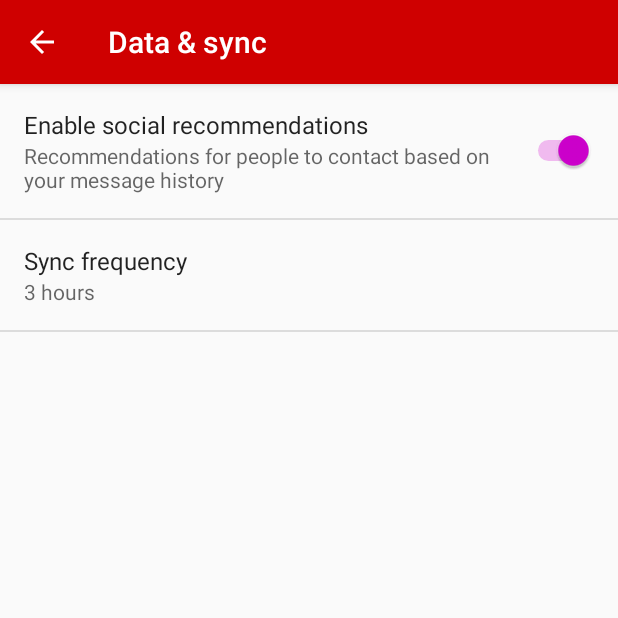
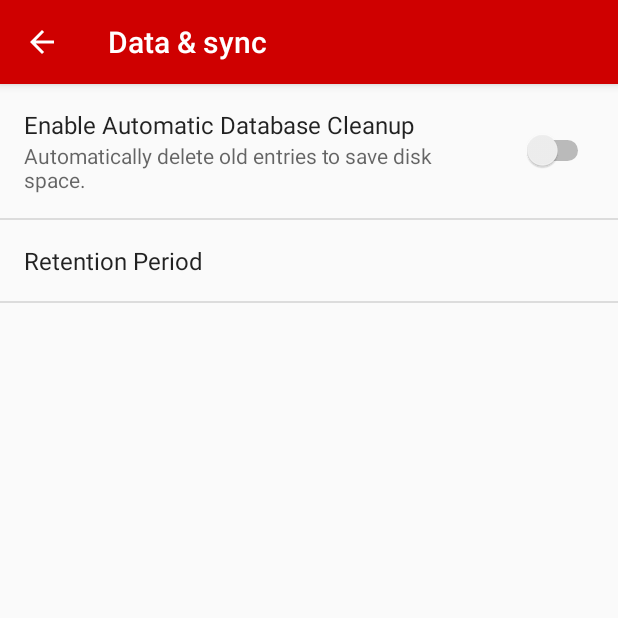
Before and after one commit to keoyauthin/Calculendar, an Android app: the CalculendarSettings screen opened directly, with no data from a screen before it, after a tap on "Data & sync", on a phone screen of 412 x 824 dp, the top half of it. Run offline under Robolectric (Android 15) with nearby library versions, the phone set to English and light mode, and no system bars.

```diff
--- a/app/build.gradle
+++ b/app/build.gradle
@@ -7,8 +7,8 @@ android {
         applicationId "com.kennethfechter.datepicker"
         minSdkVersion 19
         targetSdkVersion 25
-        versionCode 36
-        versionName "3.0"
+        versionCode 37
+        versionName "3.0 RC 1"
         vectorDrawables.useSupportLibrary = true
     }
     buildTypes {
@@ -28,7 +28,6 @@ dependencies {
     compile 'com.android.support:design:25.0.1'
     compile 'com.android.support:cardview-v7:25.0.1'
     compile 'com.android.support:recyclerview-v7:25.0.1'
-    compile 'com.android.support.constraint:constraint-layout:1.0.0-beta1'
     compile 'com.android.support:support-v4:25.0.1'
     compile 'com.android.support:support-vector-drawable:25.0.1'
 }
--- a/app/src/main/java/com/kennethfechter/datepicker/CalculendarMain.java
+++ b/app/src/main/java/com/kennethfechter/datepicker/CalculendarMain.java
@@ -16,6 +16,7 @@ import android.view.MotionEvent;
 import android.view.View;
 import android.view.GestureDetector.SimpleOnGestureListener;
 
+import com.kennethfechter.datepicker.activities.CalculendarInfo;
 import com.kennethfechter.datepicker.activities.CalculendarSettings;
 import com.kennethfechter.datepicker.adapters.CalculationListAdapter;
 import com.kennethfechter.datepicker.utilities.ApplicationUtilities;
@@ -101,8 +102,8 @@ public class CalculendarMain extends AppCompatActivity implements RecyclerView.O
             startActivity(intent);
             return true;
         } else if (id == R.id.action_about) {
-            //Intent intent = new Intent(this, CalculendarAbout.class);
-            //startActivity(intent);
+            Intent intent = new Intent(this, CalculendarInfo.class);
+            startActivity(intent);
             return true;
         }
 
--- a/app/src/main/java/com/kennethfechter/datepicker/utilities/ApplicationUtilities.java
+++ b/app/src/main/java/com/kennethfechter/datepicker/utilities/ApplicationUtilities.java
@@ -39,11 +39,11 @@ public class ApplicationUtilities {
     }
 
     public long getRetentionPeriod(){
-        return appPreferences.getLong("retention_period", (long) 30);
+        return Long.parseLong(appPreferences.getString("retention_period", "30"));
     }
 
     public boolean getAppArchiveSetting(){
-        return appPreferences.getBoolean("auto_archive_items", false);
+        return appPreferences.getBoolean("auto_delete_items", false);
     }
 
     public void CreateCalculation(){
--- a/app/src/main/res/values/strings.xml
+++ b/app/src/main/res/values/strings.xml
@@ -24,39 +24,48 @@
     <string name="validation_error_start_date_must_occur_before_end_date">Validation Error: start date must occur before end date</string>
     <string name="delete">Delete</string>
     <string name="title_activity_calculendar_settings">Settings</string>
+    <string name="title_activity_calculendar_info">About</string>
 
     <!-- Strings related to Settings -->
 
     <!-- Example General settings -->
 
-    <string name="pref_title_social_recommendations">Enable social recommendations</string>
-    <string name="pref_description_social_recommendations">Recommendations for people to contact
-        based on your message history
+    <string name="pref_title_social_recommendations">Enable Automatic Database Cleanup</string>
+    <string name="pref_description_automatic_delete">Automatically delete old entries to save disk space.
     </string>
 
     <!-- Example settings for Data & Sync -->
     <string name="pref_header_data_sync">Data &amp; sync</string>
 
-    <string name="pref_title_sync_frequency">Sync frequency</string>
-    <string-array name="pref_sync_frequency_titles">
-        <item>15 minutes</item>
-        <item>30 minutes</item>
-        <item>1 hour</item>
-        <item>3 hours</item>
-        <item>6 hours</item>
-        <item>Never</item>
+    <string name="pref_title_retention_period">Retention Period</string>
+    <string-array name="pref_sync_retention_titles">
+        <item>15 Days</item>
+        <item>30 Days</item>
+        <item>60 Days</item>
+        <item>90 Days</item>
+        <item>120 Days</item>
+        <item>150 Days</item>
     </string-array>
-    <string-array name="pref_sync_frequency_values">
+    <string-array name="pref_sync_retention_values">
         <item>15</item>
         <item>30</item>
         <item>60</item>
-        <item>180</item>
-        <item>360</item>
-        <item>-1</item>
+        <item>90</item>
+        <item>120</item>
+        <item>150</item>
+    </string-array>
+
+    <string-array name="developer_names">
+        <item>Kenneth Fechter</item>
+        <item>Graham Klein</item>
+        <item>Tobyn Collinsworth</item>
     </string-array>
 
     <!-- Example settings for Notifications -->
 
-    <string name="pref_ringtone_silent">Silent</string>
+    <string name="fallback_version_name">3.0 RC 1</string>
+    <string name="calculendar_info_title">Calculendar %1$s</string>
 
+    <string name="credit_text">This application would not be possible without the help of the following developers:</string>
+    <string name="license_text">Uses material icons from https://material.io/icons/ under Apache 2.0 License</string>
 </resources>
--- a/app/src/main/res/xml/pref_data_sync.xml
+++ b/app/src/main/res/xml/pref_data_sync.xml
@@ -1,19 +1,19 @@
 <PreferenceScreen xmlns:android="http://schemas.android.com/apk/res/android">
 
     <SwitchPreference
-        android:defaultValue="true"
-        android:key="example_switch"
-        android:summary="@string/pref_description_social_recommendations"
+        android:defaultValue="false"
+        android:key="auto_delete_items"
+        android:summary="@string/pref_description_automatic_delete"
         android:title="@string/pref_title_social_recommendations" />
 
     <!-- NOTE: ListPreference's summary should be set to its value by the activity code. -->
     <ListPreference
         android:defaultValue="180"
-        android:entries="@array/pref_sync_frequency_titles"
-        android:entryValues="@array/pref_sync_frequency_values"
-        android:key="sync_frequency"
+        android:entries="@array/pref_sync_retention_titles"
+        android:entryValues="@array/pref_sync_retention_values"
+        android:key="retention_period"
         android:negativeButtonText="@null"
         android:positiveButtonText="@null"
-        android:title="@string/pref_title_sync_frequency" />
+        android:title="@string/pref_title_retention_period" />
 
 </PreferenceScreen>
```
Also changed, not shown: app/src/main/AndroidManifest.xml (+7 -0 lines), app/src/main/java/com/kennethfechter/datepicker/activities/CalculendarInfo.java (added, +29 -0 lines), app/src/main/java/com/kennethfechter/datepicker/activities/CalculendarSettings.java (+1 -28 lines), app/src/main/res/layout/activity_calculendar_info.xml (added, +52 -0 lines).
